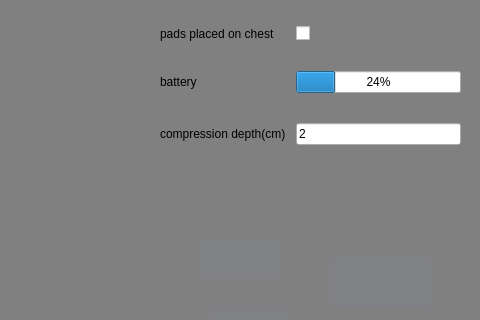
First picture: the form in final_project_team32/mainwindow.ui, repository Socrates2000-cu/Automated-External-Defibrillator-Plus, before the edit; both pictures show x 607 to 1087 and y 153 to 473 of the 1087 by 666 pixel window.
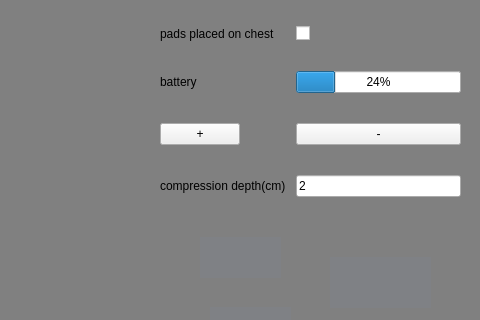
Second picture: the form after the edit. Icons and pictures are not drawn.

```diff
--- a/final_project_team32/mainwindow.ui
+++ b/final_project_team32/mainwindow.ui
@@ -313,8 +313,15 @@
        </item>
       </widget>
      </item>
+     <item row="2" column="0">
+      <widget class="QLabel" name="label_5">
+       <property name="text">
+        <string>pads connected to AED</string>
+       </property>
+      </widget>
+     </item>
      <item row="2" column="1">
-      <widget class="QCheckBox" name="connectAED">
+      <widget class="QCheckBox" name="checkBox_pad_aed">
        <property name="layoutDirection">
         <enum>Qt::LeftToRight</enum>
        </property>
@@ -348,30 +355,40 @@
       </widget>
      </item>
      <item row="4" column="1">
-      <widget class="QProgressBar" name="progressBar">
+      <widget class="QProgressBar" name="battery">
        <property name="value">
         <number>24</number>
        </property>
       </widget>
      </item>
      <item row="5" column="0">
+      <widget class="QPushButton" name="increase">
+       <property name="text">
+        <string>+</string>
+       </property>
+      </widget>
+     </item>
+     <item row="6" column="0">
       <widget class="QLabel" name="label_7">
        <property name="text">
         <string>compression depth(cm)</string>
        </property>
       </widget>
      </item>
-     <item row="5" column="1">
+     <item row="6" column="1">
       <widget class="QLineEdit" name="lineEdit">
        <property name="text">
         <string>2</string>
        </property>
       </widget>
      </item>
-     <item row="2" column="0">
-      <widget class="QLabel" name="label_5">
+     <item row="5" column="1">
+      <widget class="QPushButton" name="decrease">
+       <property name="enabled">
+        <bool>true</bool>
+       </property>
        <property name="text">
-        <string>pads connected to AED</string>
+        <string>-</string>
        </property>
       </widget>
      </item>
```
